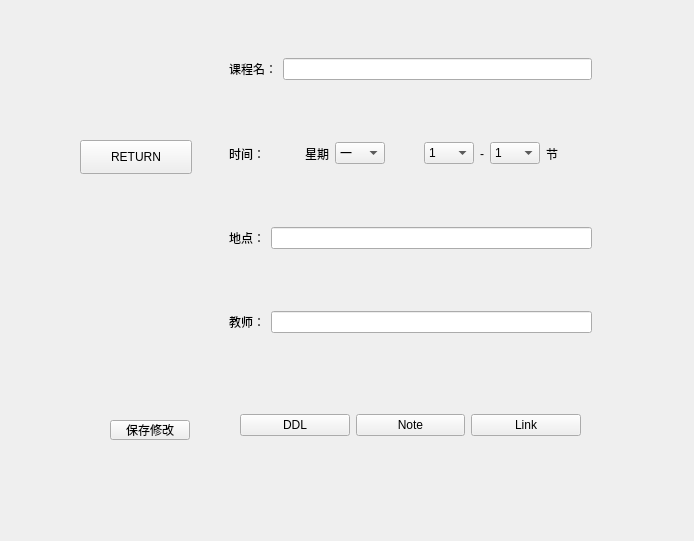
Before: the Qt Designer form cola/course.ui in jinkq/CourseTable, drawn with Qt 5.
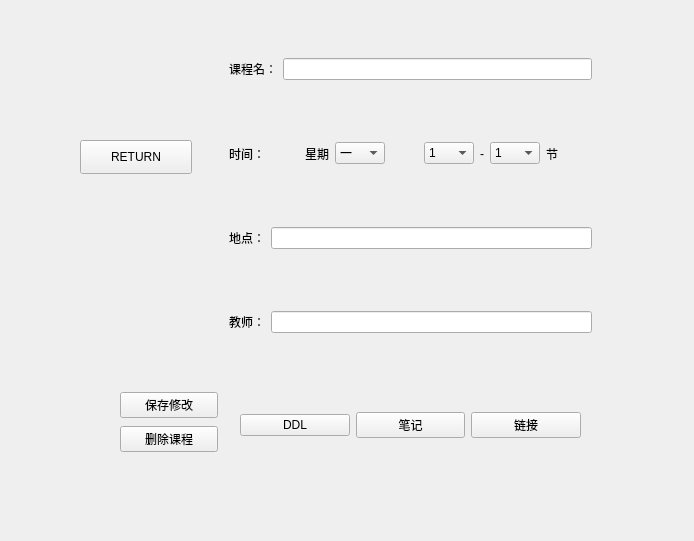
After: the same form once the commit is applied.

```diff
--- a/cola/course.ui
+++ b/cola/course.ui
@@ -33,14 +33,14 @@
     <item>
      <widget class="QPushButton" name="noteButton">
       <property name="text">
-       <string>Note</string>
+       <string>笔记</string>
       </property>
      </widget>
     </item>
     <item>
      <widget class="QPushButton" name="linkButton">
       <property name="text">
-       <string>Link</string>
+       <string>链接</string>
       </property>
      </widget>
     </item>
@@ -385,18 +385,31 @@
     </item>
    </layout>
   </widget>
-  <widget class="QPushButton" name="saveButton">
+  <widget class="QWidget" name="widget_6" native="true">
    <property name="geometry">
     <rect>
-     <x>110</x>
-     <y>420</y>
-     <width>80</width>
-     <height>20</height>
+     <x>120</x>
+     <y>390</y>
+     <width>98</width>
+     <height>64</height>
     </rect>
    </property>
-   <property name="text">
-    <string>保存修改</string>
-   </property>
+   <layout class="QVBoxLayout" name="verticalLayout_2">
+    <item>
+     <widget class="QPushButton" name="saveButton">
+      <property name="text">
+       <string>保存修改</string>
+      </property>
+     </widget>
+    </item>
+    <item>
+     <widget class="QPushButton" name="delButton">
+      <property name="text">
+       <string>删除课程</string>
+      </property>
+     </widget>
+    </item>
+   </layout>
   </widget>
  </widget>
  <resources/>
```
